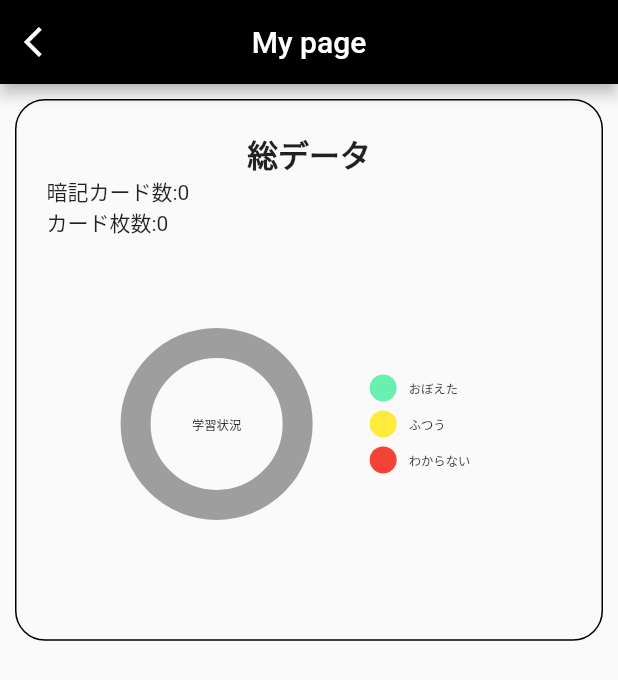
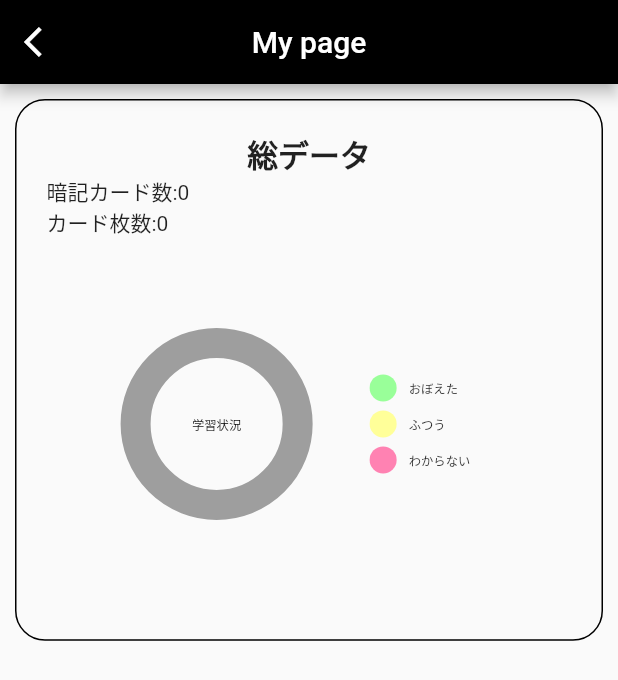
Before and after one commit to Ryu-nakay/flashcard_app_var6, a Flutter app: the MyPage screen opened directly, on a phone screen of 412 x 824 dp. Shown: the top 680 px of the screen. Run offline on Flutter 3.47's test engine with Material 2 defaults, Android fonts, the light colour scheme and no system bars; drawn by our look-alikes of pie_chart; our stand-ins replace expandable_page_view, flip_card, sqflite; accounts and stored records are empty.

Commit message:
色の変更

```diff
--- a/lib/ui/MyPage/MyPage.dart
+++ b/lib/ui/MyPage/MyPage.dart
@@ -70,7 +70,7 @@ class MyPage extends StatelessWidget{
                             dataMap: pie_chart_model.dataMap,
                             animationDuration: Duration(milliseconds: 800),
                             chartRadius: size.width*0.3,
-                            colorList: [Colors.greenAccent,Colors.yellow,Colors.red],
+                            colorList: [Color(0xFF99FF99),Color(0xFFFFFF99),Color(0xFFFF82B2)],
                             centerText: '学習状況',
                             centerTextStyle: TextStyle(
                               fontSize: size.width*0.02,
```
